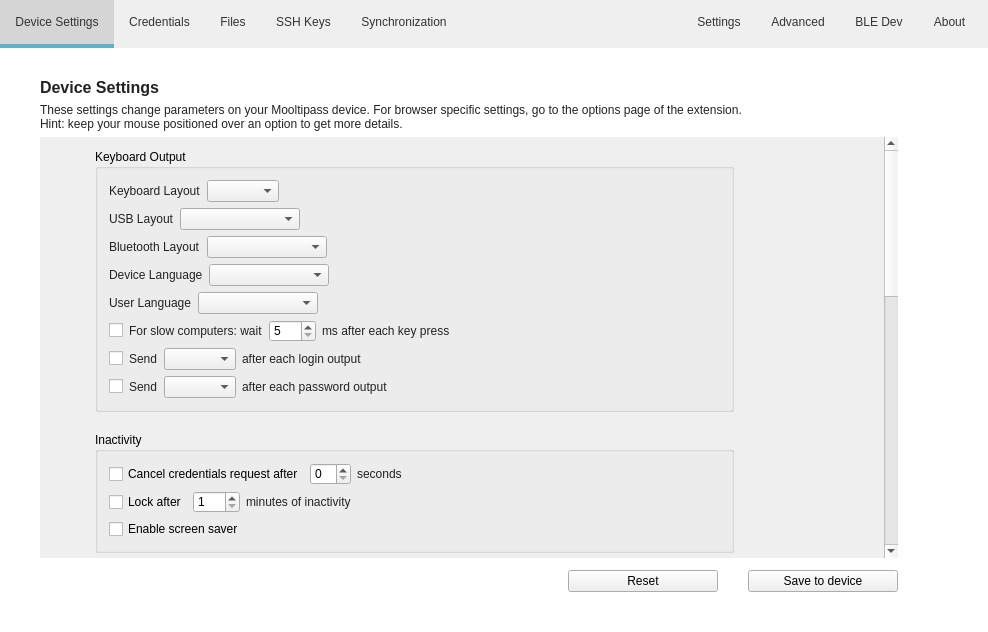
Qt form src/MainWindow.ui (mooltipass/moolticute) before a commit.
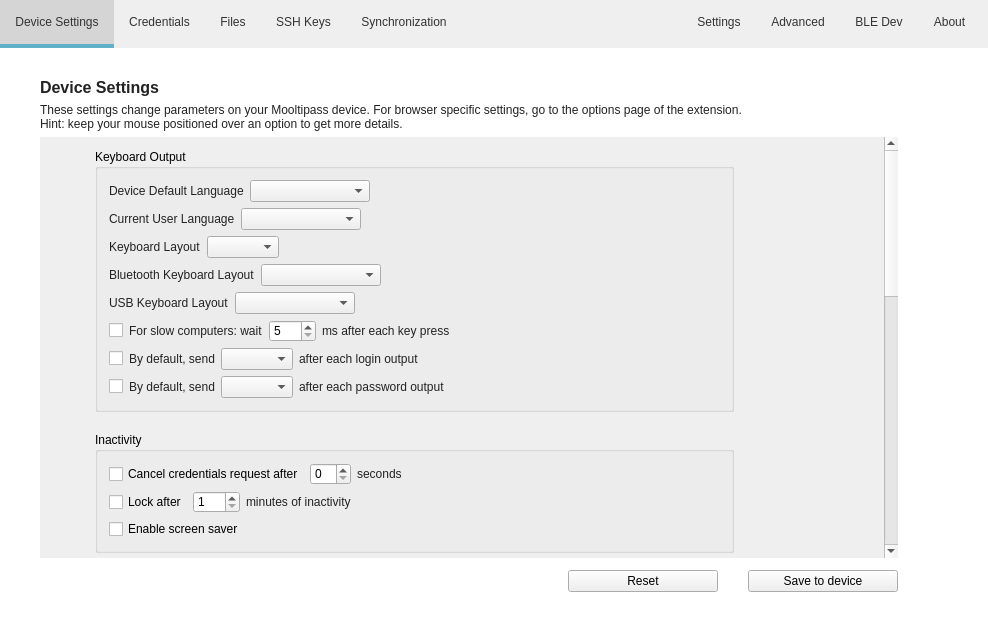
The same form after that commit. The open tabs and pages were chosen to show the change. Icons and pictures are not drawn. Custom widgets are drawn as their Qt base class.

Commit message: [BLE] Rename device setting labels and reorder

Diff of the .ui file:
```diff
--- a/src/MainWindow.ui
+++ b/src/MainWindow.ui
@@ -525,6 +525,102 @@
                <string>Keyboard Output</string>
               </property>
               <layout class="QVBoxLayout" name="verticalLayout_14">
+               <item>
+                <widget class="QWidget" name="settings_device_language" native="true">
+                 <layout class="QHBoxLayout" name="horizontalLayout_52">
+                  <property name="leftMargin">
+                   <number>0</number>
+                  </property>
+                  <property name="topMargin">
+                   <number>0</number>
+                  </property>
+                  <property name="rightMargin">
+                   <number>0</number>
+                  </property>
+                  <property name="bottomMargin">
+                   <number>0</number>
+                  </property>
+                  <item>
+                   <widget class="QLabel" name="label_deviceLang">
+                    <property name="text">
+                     <string>Device Default Language</string>
+                    </property>
+                   </widget>
+                  </item>
+                  <item>
+                   <widget class="QComboBox" name="comboBoxDeviceLang">
+                    <property name="minimumSize">
+                     <size>
+                      <width>120</width>
+                      <height>0</height>
+                     </size>
+                    </property>
+                   </widget>
+                  </item>
+                  <item>
+                   <spacer name="horizontalSpacer_48">
+                    <property name="orientation">
+                     <enum>Qt::Horizontal</enum>
+                    </property>
+                    <property name="sizeHint" stdset="0">
+                     <size>
+                      <width>40</width>
+                      <height>20</height>
+                     </size>
+                    </property>
+                   </spacer>
+                  </item>
+                 </layout>
+                </widget>
+               </item>
+               <item>
+                <widget class="QWidget" name="settings_user_language" native="true">
+                 <layout class="QHBoxLayout" name="horizontalLayout_51">
+                  <property name="leftMargin">
+                   <number>0</number>
+                  </property>
+                  <property name="topMargin">
+                   <number>0</number>
+                  </property>
+                  <property name="rightMargin">
+                   <number>0</number>
+                  </property>
+                  <property name="bottomMargin">
+                   <number>0</number>
+                  </property>
+                  <item>
+                   <widget class="QLabel" name="label_userLanguage">
+                    <property name="text">
+                     <string>Current User Language</string>
+                    </property>
+                   </widget>
+                  </item>
+                  <item>
+                   <widget class="QComboBox" name="comboBoxUserLanguage">
+                    <property name="minimumSize">
+                     <size>
+                      <width>120</width>
+                      <height>0</height>
+                     </size>
+                    </property>
+                   </widget>
+                  </item>
+                  <item>
+                   <spacer name="horizontalSpacer_49">
+                    <property name="orientation">
+                     <enum>Qt::Horizontal</enum>
+                    </property>
+                    <property name="sizeHint" stdset="0">
+                     <size>
+                      <width>40</width>
+                      <height>20</height>
+                     </size>
+                    </property>
+                   </spacer>
+                  </item>
+                 </layout>
+                </widget>
+               </item>
                <item>
                 <widget class="QWidget" name="settings_keyboard_layout" native="true">
                  <property name="toolTip">
@@ -576,54 +672,6 @@
                  </layout>
                 </widget>
                </item>
-               <item>
-                <widget class="QWidget" name="settings_usb_layout" native="true">
-                 <layout class="QHBoxLayout" name="horizontalLayout_54">
-                  <property name="leftMargin">
-                   <number>0</number>
-                  </property>
-                  <property name="topMargin">
-                   <number>0</number>
-                  </property>
-                  <property name="rightMargin">
-                   <number>0</number>
-                  </property>
-                  <property name="bottomMargin">
-                   <number>0</number>
-                  </property>
-                  <item>
-                   <widget class="QLabel" name="label_usbLayout">
-                    <property name="text">
-                     <string>USB Layout</string>
-                    </property>
-                   </widget>
-                  </item>
-                  <item>
-                   <widget class="QComboBox" name="comboBoxUsbLayout">
-                    <property name="minimumSize">
-                     <size>
-                      <width>120</width>
-                      <height>0</height>
-                     </size>
-                    </property>
-                   </widget>
-                  </item>
-                  <item>
-                   <spacer name="horizontalSpacer_50">
-                    <property name="orientation">
-                     <enum>Qt::Horizontal</enum>
-                    </property>
-                    <property name="sizeHint" stdset="0">
-                     <size>
-                      <width>40</width>
-                      <height>20</height>
-                     </size>
-                    </property>
-                   </spacer>
-                  </item>
-                 </layout>
-                </widget>
-               </item>
                <item>
                 <widget class="QWidget" name="settings_bt_layout" native="true">
                  <layout class="QHBoxLayout" name="horizontalLayout_53">
@@ -642,7 +690,7 @@
                   <item>
                    <widget class="QLabel" name="label_btLayout">
                     <property name="text">
-                     <string>Bluetooth Layout</string>
+                     <string>Bluetooth Keyboard Layout</string>
                     </property>
                    </widget>
                   </item>
@@ -673,8 +721,8 @@
                 </widget>
                </item>
                <item>
-                <widget class="QWidget" name="settings_device_language" native="true">
-                 <layout class="QHBoxLayout" name="horizontalLayout_52">
+                <widget class="QWidget" name="settings_usb_layout" native="true">
+                 <layout class="QHBoxLayout" name="horizontalLayout_54">
                   <property name="leftMargin">
                    <number>0</number>
                   </property>
@@ -688,14 +736,14 @@
                    <number>0</number>
                   </property>
                   <item>
-                   <widget class="QLabel" name="label_deviceLang">
+                   <widget class="QLabel" name="label_usbLayout">
                     <property name="text">
-                     <string>Device Language</string>
+                     <string>USB Keyboard Layout</string>
                     </property>
                    </widget>
                   </item>
                   <item>
-                   <widget class="QComboBox" name="comboBoxDeviceLang">
+                   <widget class="QComboBox" name="comboBoxUsbLayout">
                     <property name="minimumSize">
                      <size>
                       <width>120</width>
@@ -705,55 +753,7 @@
                    </widget>
                   </item>
                   <item>
-                   <spacer name="horizontalSpacer_48">
-                    <property name="orientation">
-                     <enum>Qt::Horizontal</enum>
-                    </property>
-                    <property name="sizeHint" stdset="0">
-                     <size>
-                      <width>40</width>
-                      <height>20</height>
-                     </size>
-                    </property>
-                   </spacer>
-                  </item>
-                 </layout>
-                </widget>
-               </item>
-               <item>
-                <widget class="QWidget" name="settings_user_language" native="true">
-                 <layout class="QHBoxLayout" name="horizontalLayout_51">
-                  <property name="leftMargin">
-                   <number>0</number>
-                  </property>
-                  <property name="topMargin">
-                   <number>0</number>
-                  </property>
-                  <property name="rightMargin">
-                   <number>0</number>
-                  </property>
-                  <property name="bottomMargin">
-                   <number>0</number>
-                  </property>
-                  <item>
-                   <widget class="QLabel" name="label_userLanguage">
-                    <property name="text">
-                     <string>User Language</string>
-                    </property>
-                   </widget>
-                  </item>
-                  <item>
-                   <widget class="QComboBox" name="comboBoxUserLanguage">
-                    <property name="minimumSize">
-                     <size>
-                      <width>120</width>
-                      <height>0</height>
-                     </size>
-                    </property>
-                   </widget>
-                  </item>
-                  <item>
-                   <spacer name="horizontalSpacer_49">
+                   <spacer name="horizontalSpacer_50">
                     <property name="orientation">
                      <enum>Qt::Horizontal</enum>
                     </property>
@@ -867,7 +867,7 @@
                   <item>
                    <widget class="QLabel" name="label_sendLoginChar">
                     <property name="text">
-                     <string>Send</string>
+                     <string>By default, send</string>
                     </property>
                    </widget>
                   </item>
@@ -932,7 +932,7 @@
                   <item>
                    <widget class="QLabel" name="label_sendPwdChar">
                     <property name="text">
-                     <string>Send</string>
+                     <string>By default, send</string>
                     </property>
                    </widget>
                   </item>
```
Left out of the diff: 4 changed lines with no effect on the pictures.
